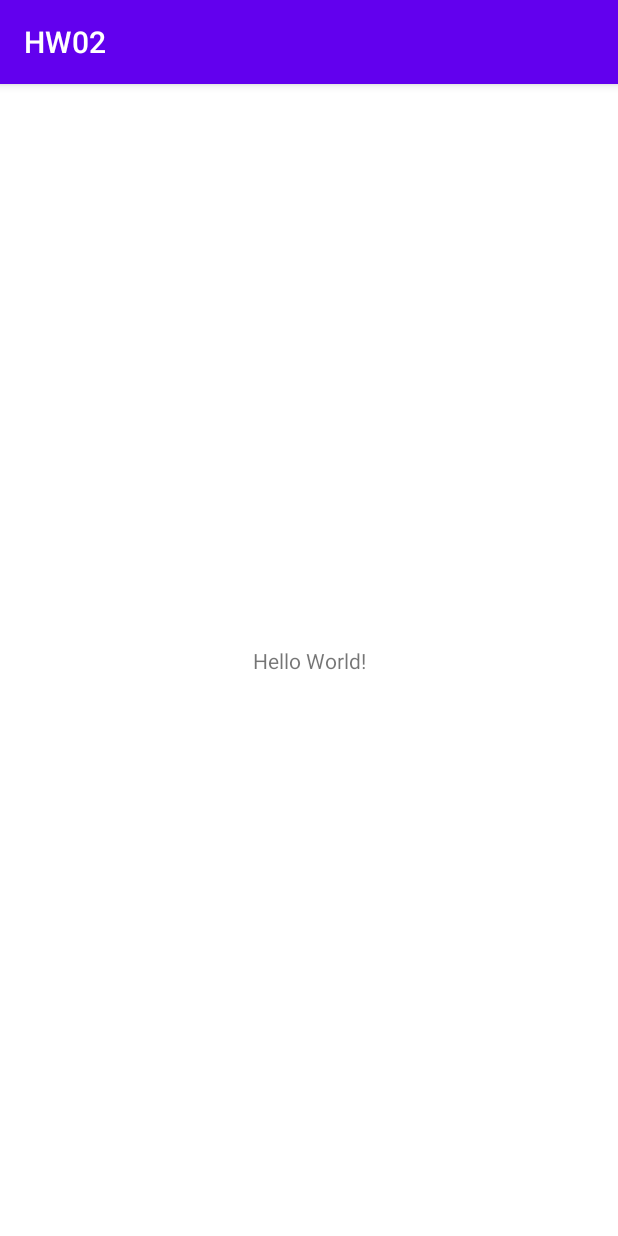
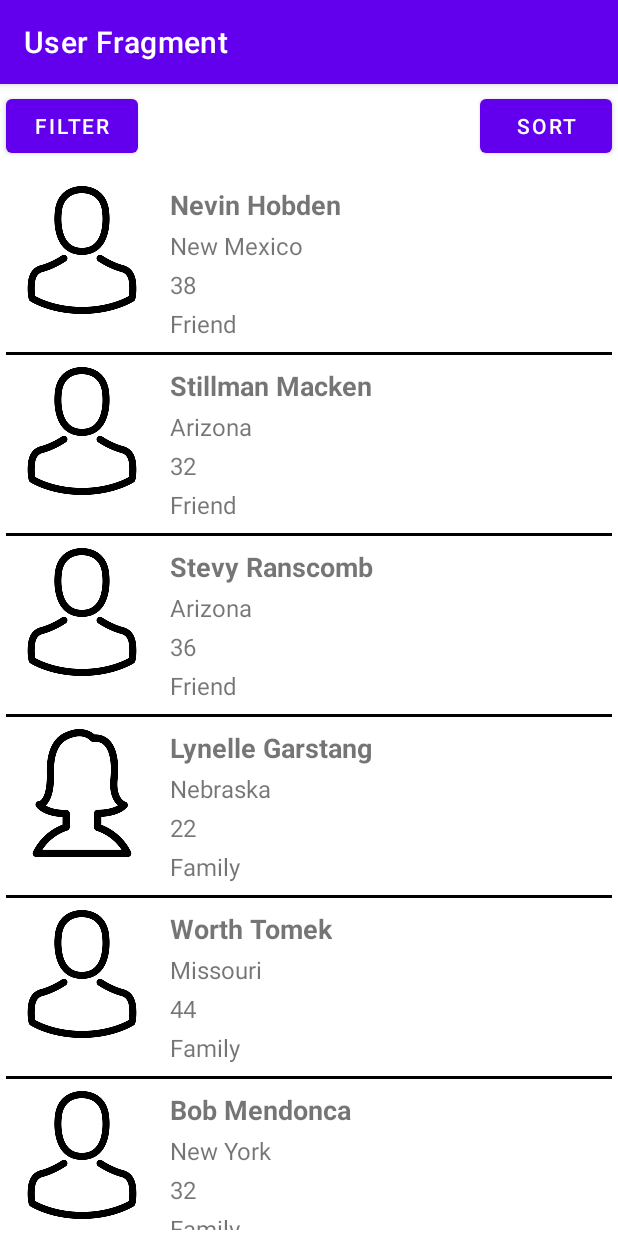
Before and after one commit to kailashchivhe/MobileDev, an Android app: the screen it shows after launch (MainActivity), on a phone screen of 412 x 824 dp. Run offline under Robolectric (Android 15) with nearby library versions, the phone set to English and light mode, and no system bars.

Commit message:
User Fragment UI completed

```diff
--- a/HW02/app/src/main/java/com/kai/hw02/MainActivity.java
+++ b/HW02/app/src/main/java/com/kai/hw02/MainActivity.java
@@ -1,8 +1,12 @@
 package com.kai.hw02;
 
 import androidx.appcompat.app.AppCompatActivity;
+import androidx.fragment.app.FragmentManager;
 
 import android.os.Bundle;
+
+import com.kai.hw02.data.DataServices;
+import com.kai.hw02.ui.UserFragment;
 
 /*
 * Assignment: Homework 2
@@ -10,10 +14,17 @@ import android.os.Bundle;
 * Filename: MainAcitivity
 * */
 public class MainActivity extends AppCompatActivity {
-
+    FragmentManager mFragmentManager;
     @Override
     protected void onCreate(Bundle savedInstanceState) {
         super.onCreate(savedInstanceState);
         setContentView(R.layout.activity_main);
+        mFragmentManager = getSupportFragmentManager();
+        setUserFragment();
+    }
+
+    private void setUserFragment(){
+        UserFragment userFragment = UserFragment.newInstance(DataServices.getAllUsers());
+        mFragmentManager.beginTransaction().add( R.id.container, userFragment, UserFragment.TAG ).commit();
     }
 }
--- a/HW02/app/src/main/java/com/kai/hw02/adapter/UserListAdapter.java
+++ b/HW02/app/src/main/java/com/kai/hw02/adapter/UserListAdapter.java
@@ -1,4 +1,70 @@
 package com.kai.hw02.adapter;
 
-public class UserListAdapter {
+import android.view.LayoutInflater;
+import android.view.View;
+import android.view.ViewGroup;
+import android.widget.ImageView;
+import android.widget.TextView;
+
+import androidx.annotation.NonNull;
+import androidx.recyclerview.widget.RecyclerView;
+
+import com.kai.hw02.R;
+import com.kai.hw02.data.DataServices;
+
+import java.util.ArrayList;
+
+public class UserListAdapter extends RecyclerView.Adapter<UserListAdapter.ViewHolder> {
+
+    public ArrayList<DataServices.User> mList;
+
+    private final static String GENDER_MALE = "Male";
+
+    public UserListAdapter(ArrayList<DataServices.User> userArrayList ){
+        mList = userArrayList;
+    }
+
+    @NonNull
+    @Override
+    public ViewHolder onCreateViewHolder(@NonNull ViewGroup parent, int viewType) {
+        View view = LayoutInflater.from(parent.getContext()).inflate(R.layout.user_item, parent, false);
+        return new ViewHolder(view);
+    }
+
+    @Override
+    public void onBindViewHolder(@NonNull ViewHolder holder, int position) {
+        DataServices.User user = mList.get( position );
+        int profileRes = R.drawable.avatar_female;
+        if( user.gender.contains( GENDER_MALE ) )
+        {
+            profileRes = R.drawable.avatar_male;
+        }
+        holder.mProfile.setImageResource( profileRes );
+        holder.mName.setText( user.name );
+        holder.mDesc.setText( user.group );
+        holder.mAge.setText( Integer.toString( user.age ) );
+        holder.mState.setText( user.state );
+    }
+
+    @Override
+    public int getItemCount() {
+        return mList.size();
+    }
+
+    public static class ViewHolder extends RecyclerView.ViewHolder {
+        private final TextView mName;
+        private final TextView mState;
+        private final TextView mAge;
+        private final TextView mDesc;
+        private final ImageView mProfile;
+
+        public ViewHolder(View view) {
+            super(view);
+            mProfile = (ImageView) view.findViewById( R.id.profile_imageView );
+            mName = (TextView) view.findViewById(R.id.name_textView);
+            mState = (TextView) view.findViewById(R.id.state_textView);
+            mAge = (TextView) view.findViewById(R.id.age_textView);
+            mDesc = (TextView) view.findViewById(R.id.desc_textView);
+        }
+    }
 }
--- a/HW02/app/src/main/java/com/kai/hw02/data/DataServices.java
+++ b/HW02/app/src/main/java/com/kai/hw02/data/DataServices.java
@@ -1030,8 +1030,8 @@ public class DataServices {
     }
 
     public static class User implements Serializable {
-        String name,gender,group,state,state_abv;
-        int age;
+        public String name,gender,group,state,state_abv;
+        public int age;
 
         public User(String name, int age, String gender, String group, String state, String state_abv) {
             this.name = name;
--- /dev/null
+++ b/HW02/app/src/main/java/com/kai/hw02/listener/FragmentChangeListener.java
@@ -0,0 +1,4 @@
+package com.kai.hw02.listener;
+
+public interface FragmentChangeListener {
+}
--- a/HW02/app/src/main/java/com/kai/hw02/ui/FilterFragment.java
+++ b/HW02/app/src/main/java/com/kai/hw02/ui/FilterFragment.java
@@ -10,40 +10,16 @@ import android.view.ViewGroup;
 
 import com.kai.hw02.R;
 
-/**
- * A simple {@link Fragment} subclass.
- * Use the {@link FilterFragment#newInstance} factory method to
- * create an instance of this fragment.
- */
 public class FilterFragment extends Fragment {
 
-    // TODO: Rename parameter arguments, choose names that match
-    // the fragment initialization parameters, e.g. ARG_ITEM_NUMBER
     private static final String ARG_PARAM1 = "param1";
-    private static final String ARG_PARAM2 = "param2";
 
-    // TODO: Rename and change types of parameters
     private String mParam1;
-    private String mParam2;
 
-    public FilterFragment() {
-        // Required empty public constructor
-    }
-
-    /**
-     * Use this factory method to create a new instance of
-     * this fragment using the provided parameters.
-     *
-     * @param param1 Parameter 1.
-     * @param param2 Parameter 2.
-     * @return A new instance of fragment FilterFragment.
-     */
-    // TODO: Rename and change types and number of parameters
-    public static FilterFragment newInstance(String param1, String param2) {
+    public static FilterFragment newInstance(String param1) {
         FilterFragment fragment = new FilterFragment();
         Bundle args = new Bundle();
         args.putString(ARG_PARAM1, param1);
-        args.putString(ARG_PARAM2, param2);
         fragment.setArguments(args);
         return fragment;
     }
@@ -53,7 +29,6 @@ public class FilterFragment extends Fragment {
         super.onCreate(savedInstanceState);
         if (getArguments() != null) {
             mParam1 = getArguments().getString(ARG_PARAM1);
-            mParam2 = getArguments().getString(ARG_PARAM2);
         }
     }
 
--- a/HW02/app/src/main/java/com/kai/hw02/ui/UserFragment.java
+++ b/HW02/app/src/main/java/com/kai/hw02/ui/UserFragment.java
@@ -1,14 +1,20 @@
 package com.kai.hw02.ui;
 
+import android.content.Context;
 import android.os.Bundle;
 
+import androidx.annotation.NonNull;
 import androidx.fragment.app.Fragment;
+import androidx.recyclerview.widget.LinearLayoutManager;
+import androidx.recyclerview.widget.RecyclerView;
 
 import android.view.LayoutInflater;
 import android.view.View;
 import android.view.ViewGroup;
 
+import com.kai.hw02.MainActivity;
 import com.kai.hw02.R;
+import com.kai.hw02.adapter.UserListAdapter;
 import com.kai.hw02.data.DataServices;
 import com.kai.hw02.databinding.FragmentUserBinding;
 
@@ -16,11 +22,14 @@ import java.util.ArrayList;
 
 public class UserFragment extends Fragment {
 
+    public static final String TAG = "UserFragment";
     private static final String ARG_PARAM1 = "param1";
 
     FragmentUserBinding mFragmentUserBinding;
 
     ArrayList<DataServices.User> mUserList;
+
+    UserListAdapter mAdapter;
 
     public static UserFragment newInstance( ArrayList<DataServices.User>  userArrayList ) {
         UserFragment fragment = new UserFragment();
@@ -28,6 +37,13 @@ public class UserFragment extends Fragment {
         args.putSerializable(ARG_PARAM1, userArrayList);
         fragment.setArguments(args);
         return fragment;
+    }
+
+    @Override
+    public void onAttach(@NonNull Context context) {
+        super.onAttach(context);
+        MainActivity mainActivity = (MainActivity) context;
+        mainActivity.setTitle( R.string.user_fragment_title );
     }
 
     @Override
@@ -41,8 +57,28 @@ public class UserFragment extends Fragment {
     @Override
     public View onCreateView(LayoutInflater inflater, ViewGroup container,
                              Bundle savedInstanceState) {
-        // Inflate the layout for this fragment
         mFragmentUserBinding = FragmentUserBinding.inflate(inflater, container, false);
+        mAdapter = new UserListAdapter(mUserList);
+        mFragmentUserBinding.recyclerView.setLayoutManager( new LinearLayoutManager(getActivity()) );
+        mFragmentUserBinding.recyclerView.setAdapter(mAdapter);
         return mFragmentUserBinding.getRoot();
     }
+
+    @Override
+    public void onResume() {
+        super.onResume();
+        mFragmentUserBinding.filterButton.setOnClickListener(new View.OnClickListener() {
+            @Override
+            public void onClick(View v) {
+
+            }
+        });
+
+        mFragmentUserBinding.sortButton.setOnClickListener(new View.OnClickListener() {
+            @Override
+            public void onClick(View v) {
+
+            }
+        });
+    }
 }
--- a/HW02/app/src/main/res/layout/activity_main.xml
+++ b/HW02/app/src/main/res/layout/activity_main.xml
@@ -6,13 +6,9 @@
     android:layout_height="match_parent"
     tools:context=".MainActivity">
 
-    <TextView
-        android:layout_width="wrap_content"
-        android:layout_height="wrap_content"
-        android:text="Hello World!"
-        app:layout_constraintBottom_toBottomOf="parent"
-        app:layout_constraintLeft_toLeftOf="parent"
-        app:layout_constraintRight_toRightOf="parent"
-        app:layout_constraintTop_toTopOf="parent" />
+    <FrameLayout
+        android:id="@+id/container"
+        android:layout_width="match_parent"
+        android:layout_height="match_parent"/>
 
 </androidx.constraintlayout.widget.ConstraintLayout>
--- a/HW02/app/src/main/res/layout/fragment_user.xml
+++ b/HW02/app/src/main/res/layout/fragment_user.xml
@@ -24,6 +24,7 @@
 
     <androidx.recyclerview.widget.RecyclerView
         android:id="@+id/recycler_view"
+        android:clickable="false"
         android:layout_width="match_parent"
         android:layout_height="match_parent"
         android:layout_margin="4dp"
--- a/HW02/app/src/main/res/layout/user_item.xml
+++ b/HW02/app/src/main/res/layout/user_item.xml
@@ -1,7 +1,7 @@
 <?xml version="1.0" encoding="utf-8"?>
 <RelativeLayout
     xmlns:android="http://schemas.android.com/apk/res/android" android:layout_width="match_parent"
-    android:layout_height="match_parent">
+    android:layout_height="wrap_content">
 
     <ImageView
         android:id="@+id/profile_imageView"
@@ -49,4 +49,11 @@
         android:layout_marginStart="8dp"
         android:layout_below="@id/age_textView"
         android:layout_toEndOf="@id/profile_imageView"/>
+
+    <View
+        android:layout_width="match_parent"
+        android:layout_height="2dp"
+        android:layout_below="@id/desc_textView"
+        android:layout_marginTop="8dp"
+        android:background="@color/black"/>
 </RelativeLayout>
--- a/HW02/app/src/main/res/values/strings.xml
+++ b/HW02/app/src/main/res/values/strings.xml
@@ -4,4 +4,5 @@
     <string name="hello_blank_fragment">Hello blank fragment</string>
     <string name="filter">Filter</string>
     <string name="sort">Sort</string>
+    <string name="user_fragment_title">User Fragment</string>
 </resources>
```
